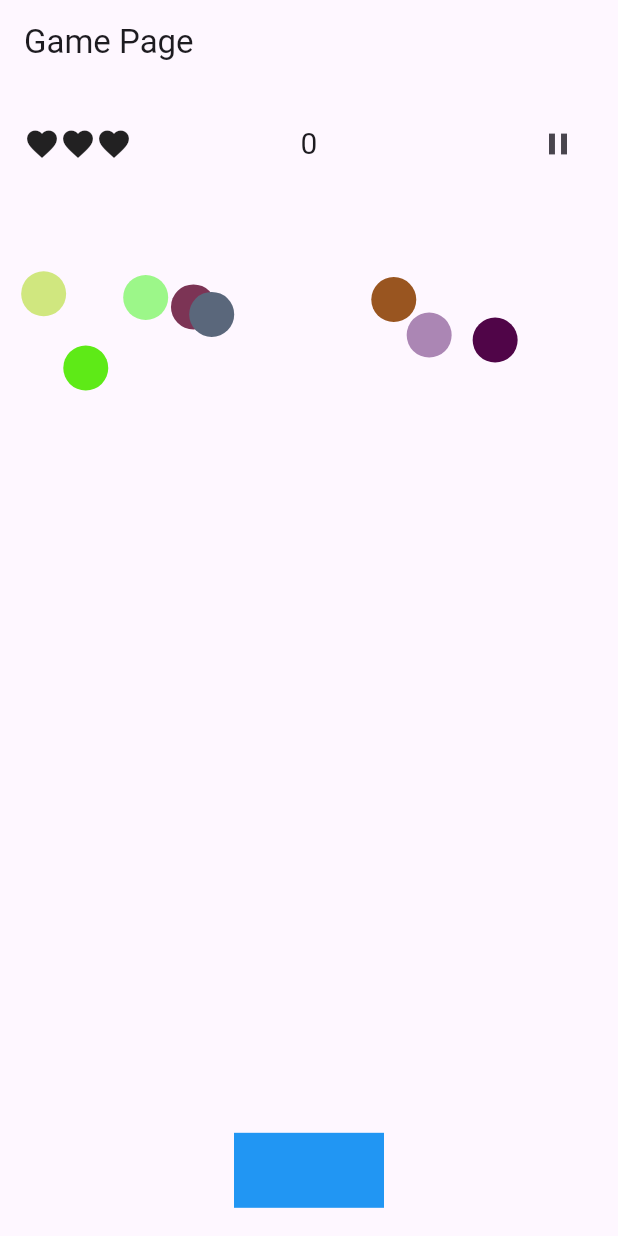
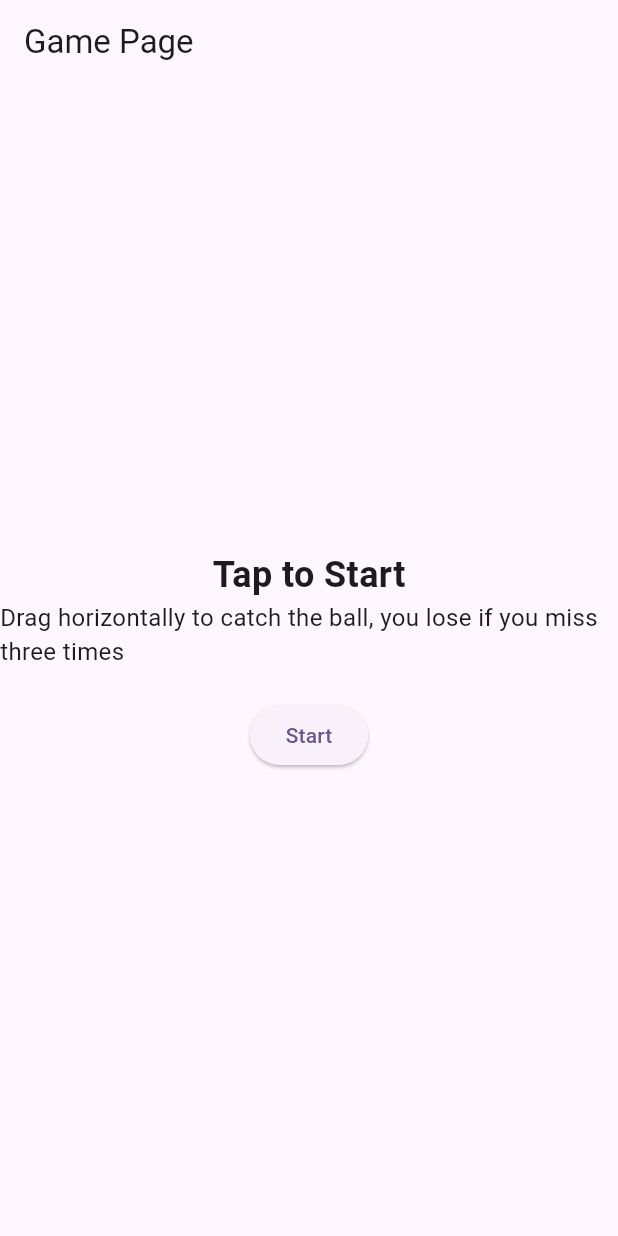
Before and after one commit to TzuHsuanLin-127322/Comp5450Exercise3, a Flutter app: the screen it shows after launch, on a phone screen of 412 x 824 dp. Run offline on Flutter 3.47's test engine with Material 3 defaults, Android fonts, the phone set to English and light mode, and no system bars.

Commit message:
Added start screen

```diff
--- a/lib/main.dart
+++ b/lib/main.dart
@@ -32,12 +32,17 @@
   @override
   State<GamePlay> createState() => _GamePlayState();
 }
+
+enum GameState { start, play }
 const int MAX_LIVES = 3;
 const double BALL_SIZE = 30.0;
+
+
 class _GamePlayState extends State<GamePlay>
     with SingleTickerProviderStateMixin {
 
-  late Ticker ticker;
+  GameState _gameState = GameState.start;
+  late Ticker _ticker;
 
   bool _isPaused = false;
   int _score = 0;
@@ -62,15 +67,53 @@
       bucketX = (_getScreenSize().width - bucketWidth) / 2;
     });
     // TODO: Ticker, update state of ball, check for collision with bucket
-    ticker = Ticker(_onTick);
-    ticker.start();
+    _ticker = Ticker(_onTick);
   }
 
   @override
   Widget build(BuildContext context) {
+    Widget body = Container();
+    if (_gameState == GameState.start) {
+      body = _renderStartScreen();
+    } else if (_gameState == GameState.play) {
+      body = _renderGameplay();
+    }
     return Scaffold(
       appBar: AppBar(title: Text(widget.title)),
-      body: Column(
+      body: body,
+    );
+  }
+
+  Widget _renderStartScreen() {
+    return Center(
+      child: Column(
+        mainAxisAlignment: MainAxisAlignment.center,
+        children: [
+          Text('Tap to Start', style: TextStyle(fontSize: 24, fontWeight: FontWeight.bold)),
+          Text('Drag horizontally to catch the ball, you lose if you miss three times', style: TextStyle(fontSize: 16)),
+          SizedBox(height: 20),
+          ElevatedButton(
+            child: Text('Start'),
+            onPressed: () => setState(() => _startGame()),
+          )
+        ],
+      )
+    );
+  }
+
+  void _startGame() {
+    setState(() {
+      _gameState = GameState.play;
+      _isPaused = false;
+      _score = 0;
+      _lives = MAX_LIVES;
+      _balls.clear();
+      _ticker.start();
+    });
+  }
+
+  Widget _renderGameplay() {
+    return Column(
         children: [
           Padding(
             padding: EdgeInsets.all(16),
@@ -111,13 +154,12 @@
             ),
           ),
         ],
-      ),
-    );
+      );
   }
 
   @override
   void dispose() {
-    ticker.dispose();
+    _ticker.dispose();
     super.dispose();
   }
 
@@ -234,10 +276,10 @@
     setState(() {
       _isPaused = !_isPaused;
       if (_isPaused) {
-        ticker.stop();
+        _ticker.stop();
         _lastTickTime = null;
       } else {
-        ticker.start();
+        _ticker.start();
       }
     });
   }
@@ -247,7 +289,7 @@
       return;
     }
     _isPaused = true;
-    ticker.stop();
+    _ticker.stop();
     _lastTickTime = null;
     showDialog(context: context, builder:(context) => AlertDialog(
       title: Text('Game Over'),
@@ -257,6 +299,14 @@
           child: Text('Play Again'),
           onPressed: () {
             _resetGame();
+            Navigator.of(context).pop();
+          }
+        ),
+        TextButton(
+          child: Text('Quit'),
+          onPressed: () {
+            _resetGame();
+            _gameState = GameState.start;
             Navigator.of(context).pop();
           }
         )
@@ -272,7 +322,7 @@
       _nextBallSpawnTime = 0.0;
       _lastTickTime = null;
       _isPaused = false;
-      ticker.start();
+      _ticker.stop();
     });
   }
 
```
